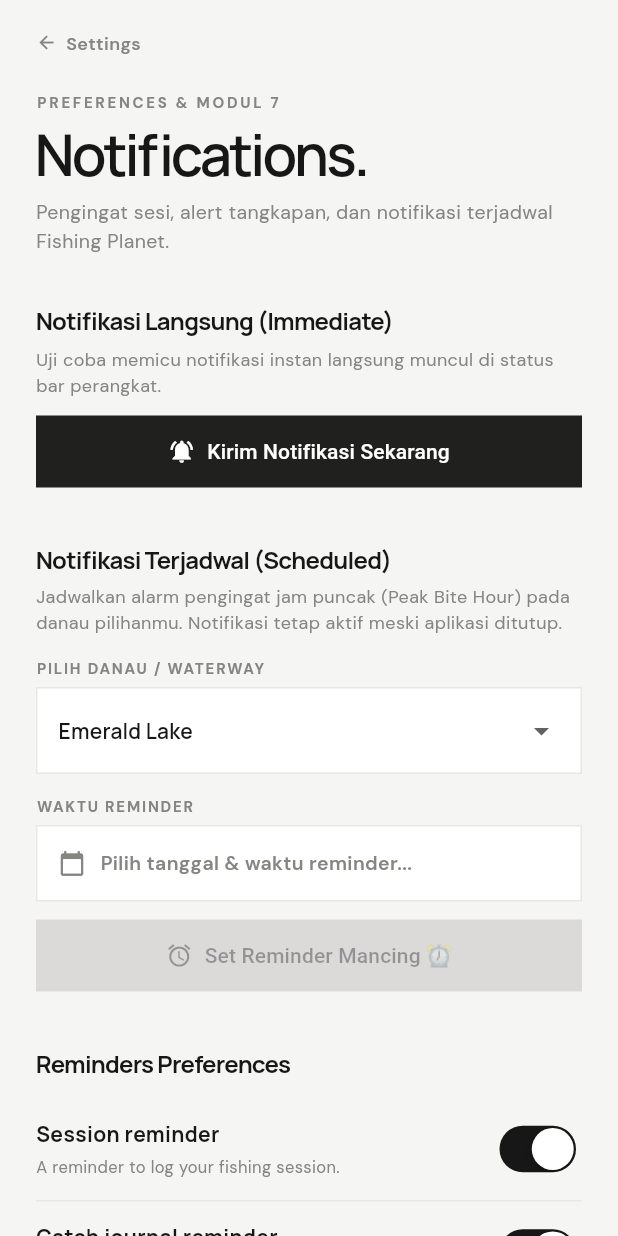
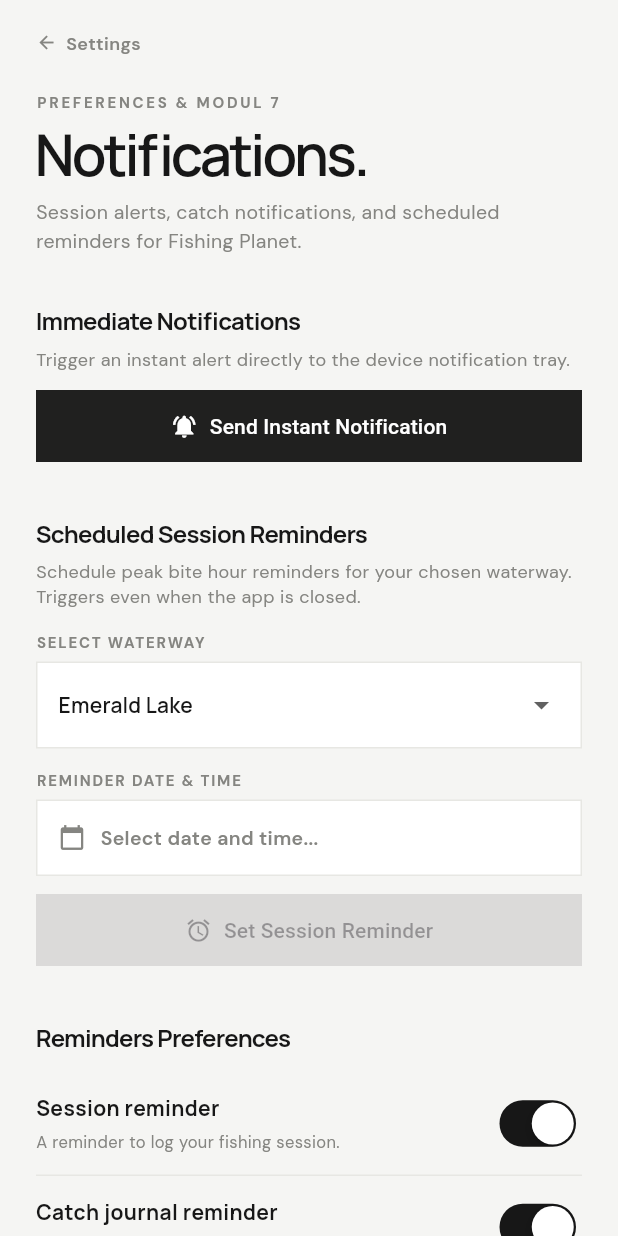
Before and after one commit to hasbisdqi/castlog, a Flutter app: the NotificationsScreen screen opened by its route, on a phone screen of 412 x 824 dp. Run offline on Flutter 3.47's test engine with Material 3 defaults, Android fonts, the phone set to English and light mode, and no system bars; our stand-ins replace flutter_local_notifications, geolocator, get, google_fonts, hive, hive_flutter and 1 more; accounts and stored records are empty; network calls fail; statements that could not run were skipped.

Commit message:
refactor: enforce consistent English language and remove all emojis in UI

```diff
--- a/lib/core/database/dataset_initializer.dart
+++ b/lib/core/database/dataset_initializer.dart
@@ -63,7 +63,7 @@ class DatasetInitializer {
     );
 
     if (response.statusCode != 200) {
-      throw Exception('Gagal mengunduh fish dataset');
+      throw Exception('Failed to download fish dataset');
     }
 
     final List<dynamic> jsonData = jsonDecode(response.body);
@@ -84,7 +84,7 @@ class DatasetInitializer {
     );
 
     if (response.statusCode != 200) {
-      throw Exception('Gagal mengunduh gear dataset');
+      throw Exception('Failed to download gear dataset');
     }
 
     final List<dynamic> jsonData = jsonDecode(response.body);
--- a/lib/services/location_service.dart
+++ b/lib/services/location_service.dart
@@ -30,19 +30,19 @@ class LocationService {
   Future<Position> getCurrentPosition() async {
     bool serviceEnabled = await Geolocator.isLocationServiceEnabled();
     if (!serviceEnabled) {
-      throw Exception('Layanan lokasi (GPS) tidak aktif. Mohon aktifkan GPS perangkat Anda.');
+      throw Exception('Location services are disabled. Please enable GPS on your device.');
     }
 
     LocationPermission permission = await Geolocator.checkPermission();
     if (permission == LocationPermission.denied) {
       permission = await Geolocator.requestPermission();
       if (permission == LocationPermission.denied) {
-        throw Exception('Izin akses lokasi ditolak.');
+        throw Exception('Location permission was denied.');
       }
     }
 
     if (permission == LocationPermission.deniedForever) {
-      throw Exception('Izin akses lokasi ditolak secara permanen. Mohon aktifkan izin lewat Pengaturan Aplikasi.');
+      throw Exception('Location permission is permanently denied. Please enable it in App Settings.');
     }
 
     return await Geolocator.getCurrentPosition(
--- a/lib/services/notification_service.dart
+++ b/lib/services/notification_service.dart
@@ -43,7 +43,7 @@ class NotificationService {
     const AndroidNotificationChannel channel = AndroidNotificationChannel(
       'reminder_channel',
       'Reminder Notifications',
-      description: 'Channel untuk reminder dan alert notifikasi CastLog',
+      description: 'Channel for CastLog reminder and alert notifications',
       importance: Importance.high,
     );
     await androidPlatform?.createNotificationChannel(channel);
@@ -113,7 +113,7 @@ class NotificationService {
     );
   }
 
-  /// Helper: Notifikasi saat ikan berhasil dicatat ke game
+  /// Helper: Catch recorded alert notification
   Future<void> showCatchNotification({
     required String species,
     required double weightKg,
@@ -122,22 +122,22 @@ class NotificationService {
   }) async {
     if (isPersonalBest) {
       await showInstantNotification(
-        title: '🏆 Personal Best Baru!',
-        body: 'Strike luar biasa! $species seberat ${weightKg.toStringAsFixed(2)} kg di $waterway.',
+        title: 'New Personal Best!',
+        body: 'Superb catch! $species weighing ${weightKg.toStringAsFixed(2)} kg at $waterway.',
       );
     } else {
       await showInstantNotification(
-        title: '🎣 Strike! $species',
-        body: '$species (${weightKg.toStringAsFixed(2)} kg) berhasil dicatat ke sesi $waterway.',
+        title: 'Strike: $species',
+        body: '$species (${weightKg.toStringAsFixed(2)} kg) recorded in active session at $waterway.',
       );
     }
   }
 
-  /// Helper: Notifikasi saat sesi mancing dimulai
+  /// Helper: Session started alert notification
   Future<void> showSessionStartedNotification({required String waterway}) async {
     await showInstantNotification(
-      title: '🎣 Sesi Mancing Dimulai',
-      body: 'Sesi aktif di $waterway telah berjalan. Buka game Fishing Planet dan pantau strike!',
+      title: 'Fishing Session Started',
+      body: 'Active session at $waterway has begun. Monitor your lines in Fishing Planet!',
     );
   }
 }
--- a/lib/views/journal_screen.dart
+++ b/lib/views/journal_screen.dart
@@ -8,9 +8,9 @@ import 'package:get/get.dart';
 import 'package:google_fonts/google_fonts.dart';
 
 enum JournalSort {
-  newest('Newest first ↓'),
-  heaviest('Heaviest first ↓'),
-  oldest('Oldest first ↑');
+  newest('Newest first'),
+  heaviest('Heaviest first'),
+  oldest('Oldest first');
 
   final String label;
   const JournalSort(this.label);
--- a/lib/views/login_screen.dart
+++ b/lib/views/login_screen.dart
@@ -251,7 +251,7 @@ class _LoginScreenState extends State<LoginScreen> {
                                   ),
                                 ),
                                 const SizedBox(width: 6),
-                                const Text('↗', style: TextStyle(fontSize: 13)),
+                                const Icon(Icons.arrow_outward, size: 14),
                               ],
                             ),
                     ),
@@ -273,7 +273,7 @@ class _LoginScreenState extends State<LoginScreen> {
                       ),
                     ),
                     child: Text(
-                      'Continue as guest →',
+                      'Continue as guest',
                       style: GoogleFonts.dmSans(
                         fontSize: 12,
                         fontWeight: FontWeight.w600,
@@ -297,7 +297,7 @@ class _LoginScreenState extends State<LoginScreen> {
                         children: [
                           const TextSpan(text: "Don't have an account? "),
                           TextSpan(
-                            text: 'Create one →',
+                            text: 'Create one',
                             style: GoogleFonts.dmSans(
                               fontWeight: FontWeight.w700,
                               color: AppColors.ink,
--- a/lib/views/notifications_screen.dart
+++ b/lib/views/notifications_screen.dart
@@ -92,9 +92,9 @@ class _NotificationsScreenState extends State<NotificationsScreen> {
 
     String dateLabel;
     if (date == today) {
-      dateLabel = 'Hari ini';
+      dateLabel = 'Today';
     } else if (date == tomorrow) {
-      dateLabel = 'Besok';
+      dateLabel = 'Tomorrow';
     } else {
       dateLabel = '${dt.day}/${dt.month}/${dt.year}';
     }
@@ -217,7 +217,7 @@ class _NotificationsScreenState extends State<NotificationsScreen> {
               ),
               const SizedBox(height: 8),
               Text(
-                'Pengingat sesi, alert tangkapan, dan notifikasi terjadwal Fishing Planet.',
+                'Session alerts, catch notifications, and scheduled reminders for Fishing Planet.',
                 style: GoogleFonts.dmSans(
                   fontSize: 13,
                   color: AppColors.muted,
@@ -227,12 +227,12 @@ class _NotificationsScreenState extends State<NotificationsScreen> {
               const SizedBox(height: 32),
 
               // ==========================================
-              // BAGIAN 1: NOTIFIKASI LANGSUNG (IMMEDIATE)
+              // SECTION 1: IMMEDIATE NOTIFICATIONS
               // ==========================================
-              _buildSectionTitle('Notifikasi Langsung (Immediate)'),
+              _buildSectionTitle('Immediate Notifications'),
               const SizedBox(height: 6),
               Text(
-                'Uji coba memicu notifikasi instan langsung muncul di status bar perangkat.',
+                'Trigger an instant alert directly to the device notification tray.',
                 style: GoogleFonts.dmSans(fontSize: 12, color: AppColors.muted),
               ),
               const SizedBox(height: 12),
@@ -240,7 +240,7 @@ class _NotificationsScreenState extends State<NotificationsScreen> {
                 width: double.infinity,
                 child: ElevatedButton.icon(
                   icon: const Icon(Icons.notifications_active, size: 18),
-                  label: const Text('Kirim Notifikasi Sekarang'),
+                  label: const Text('Send Instant Notification'),
                   style: ElevatedButton.styleFrom(
                     backgroundColor: AppColors.dark,
                     foregroundColor: Colors.white,
@@ -252,12 +252,12 @@ class _NotificationsScreenState extends State<NotificationsScreen> {
                   ),
                   onPressed: () async {
                     await NotificationService().showInstantNotification(
-                      title: 'Halo Angler! 🎣',
-                      body: 'Ini adalah contoh immediate notification dari CastLog.',
+                      title: 'Hello Angler!',
+                      body: 'This is an immediate test notification from CastLog.',
                     );
                     Get.snackbar(
-                      'Notifikasi Terkirim',
-                      'Immediate notification berhasil dikirim ke status bar.',
+                      'Notification Sent',
+                      'Instant alert delivered to notification tray.',
                       snackPosition: SnackPosition.BOTTOM,
                       backgroundColor: AppColors.paper,
                       colorText: AppColors.ink,
@@ -272,19 +272,19 @@ class _NotificationsScreenState extends State<NotificationsScreen> {
               const SizedBox(height: 36),
 
               // ==========================================
-              // BAGIAN 2: NOTIFIKASI TERJADWAL (SCHEDULED)
+              // SECTION 2: SCHEDULED NOTIFICATIONS
               // ==========================================
-              _buildSectionTitle('Notifikasi Terjadwal (Scheduled)'),
+              _buildSectionTitle('Scheduled Session Reminders'),
               const SizedBox(height: 6),
               Text(
-                'Jadwalkan alarm pengingat jam puncak (Peak Bite Hour) pada danau pilihanmu. Notifikasi tetap aktif meski aplikasi ditutup.',
+                'Schedule peak bite hour reminders for your chosen waterway. Triggers even when the app is closed.',
                 style: GoogleFonts.dmSans(fontSize: 12, color: AppColors.muted, height: 1.4),
               ),
               const SizedBox(height: 14),
 
               // Waterway Picker
               Text(
-                'PILIH DANAU / WATERWAY',
+                'SELECT WATERWAY',
                 style: GoogleFonts.dmSans(
                   fontSize: 10,
                   fontWeight: FontWeight.w700,
@@ -328,7 +328,7 @@ class _NotificationsScreenState extends State<NotificationsScreen> {
 
               // DateTime Picker Box
               Text(
-                'WAKTU REMINDER',
+                'REMINDER DATE & TIME',
                 style: GoogleFonts.dmSans(
                   fontSize: 10,
                   fontWeight: FontWeight.w700,
@@ -352,7 +352,7 @@ class _NotificationsScreenState extends State<NotificationsScreen> {
                       Expanded(
                         child: Text(
                           _scheduledTime == null
-                              ? 'Pilih tanggal & waktu reminder...'
+                              ? 'Select date and time...'
                               : _formatDateTime(_scheduledTime!),
                           style: GoogleFonts.dmSans(
                             fontSize: 13,
@@ -377,7 +377,7 @@ class _NotificationsScreenState extends State<NotificationsScreen> {
                 width: double.infinity,
                 child: ElevatedButton.icon(
                   icon: const Icon(Icons.alarm, size: 18),
-                  label: const Text('Set Reminder Mancing ⏰'),
+                  label: const Text('Set Session Reminder'),
                   style: ElevatedButton.styleFrom(
                     backgroundColor: _scheduledTime == null ? AppColors.soft : AppColors.ink,
                     foregroundColor: _scheduledTime == null ? AppColors.muted : Colors.white,
@@ -393,15 +393,15 @@ class _NotificationsScreenState extends State<NotificationsScreen> {
                           final scheduledTime = _scheduledTime!;
                           await NotificationService().scheduleNotification(
                             id: 1,
-                            title: 'Reminder Sesi: $_selectedWaterway 🎣',
+                            title: 'Session Reminder: $_selectedWaterway',
                             body:
-                                'Jam makan puncak (Peak Hours) di $_selectedWaterway sudah mulai! Waktunya buka Fishing Planet.',
+                                'Peak bite hours at $_selectedWaterway have begun. Open Fishing Planet to start casting!',
                             scheduledTime: scheduledTime,
                           );
 
                           Get.snackbar(
-                            'Reminder Di-set! ⏰',
-                            'Alarm disetel untuk $_selectedWaterway pada ${_formatDateTime(scheduledTime)}',
+                            'Reminder Scheduled',
+                            'Alert set for $_selectedWaterway at ${_formatDateTime(scheduledTime)}',
                             snackPosition: SnackPosition.BOTTOM,
                             backgroundColor: AppColors.paper,
                             colorText: AppColors.ink,
@@ -487,13 +487,10 @@ class _NotificationsScreenState extends State<NotificationsScreen> {
                           color: Colors.white,
                         ),
                       ),
-                      const Text(
-                        '↗',
-                        style: TextStyle(
-                          fontSize: 14,
-                          fontWeight: FontWeight.w700,
-                          color: Colors.white,
-                        ),
+                      const Icon(
+                        Icons.arrow_forward,
+                        size: 14,
+                        color: Colors.white,
                       ),
                     ],
                   ),
--- a/lib/views/register_screen.dart
+++ b/lib/views/register_screen.dart
@@ -328,7 +328,7 @@ class _RegisterScreenState extends State<RegisterScreen> {
                                   ),
                                 ),
                                 const SizedBox(width: 6),
-                                const Text('↗', style: TextStyle(fontSize: 13)),
+                                const Icon(Icons.arrow_outward, size: 14),
                               ],
                             ),
                     ),
@@ -349,7 +349,7 @@ class _RegisterScreenState extends State<RegisterScreen> {
                         children: [
                           const TextSpan(text: 'Already have an account? '),
                           TextSpan(
-                            text: 'Sign in →',
+                            text: 'Sign in',
                             style: GoogleFonts.dmSans(
                               fontWeight: FontWeight.w700,
                               color: AppColors.ink,
```
Also changed, not shown: lib/views/active_session_screen.dart (+29 -11 lines), lib/views/angler_profile_screen.dart (+18 -4 lines), lib/views/catch_detail_screen.dart (+14 -7 lines), lib/views/home_screen.dart (+50 -17 lines), lib/views/leaderboard_screen.dart (+13 -13 lines), lib/views/profile_screen.dart (+18 -11 lines), lib/views/region_screen.dart (+10 -10 lines), lib/views/session_summary_screen.dart (+4 -7 lines), lib/views/sessions_screen.dart (+18 -4 lines), lib/widgets/log_catch_bottom_sheet.dart (+14 -7 lines).
